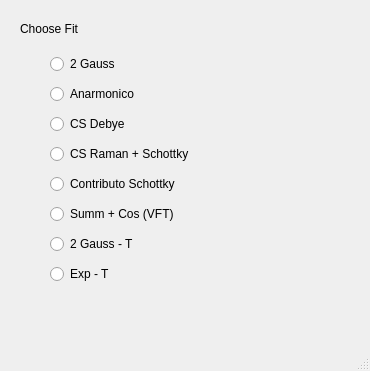
Above: mainwindow.ui from salvato/MinFits before the change. Below: the same form after it.
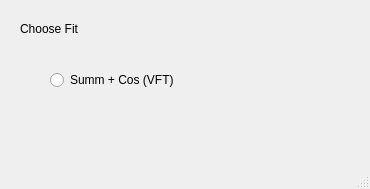
That is the form after the change.

The edit to the form file:
```diff
--- a/mainwindow.ui
+++ b/mainwindow.ui
@@ -7,7 +7,7 @@
     <x>0</x>
     <y>0</y>
     <width>370</width>
-    <height>371</height>
+    <height>189</height>
    </rect>
   </property>
   <property name="windowTitle">
@@ -20,48 +20,13 @@
       <x>20</x>
       <y>50</y>
       <width>221</width>
-      <height>241</height>
+      <height>61</height>
      </rect>
     </property>
     <layout class="QVBoxLayout" name="verticalLayout">
      <property name="leftMargin">
       <number>30</number>
      </property>
-     <item>
-      <widget class="QRadioButton" name="Two_Gauss">
-       <property name="text">
-        <string>2 Gauss</string>
-       </property>
-      </widget>
-     </item>
-     <item>
-      <widget class="QRadioButton" name="Anarmonico">
-       <property name="text">
-        <string>Anarmonico</string>
-       </property>
-      </widget>
-     </item>
-     <item>
-      <widget class="QRadioButton" name="Debye">
-       <property name="text">
-        <string>CS Debye</string>
-       </property>
-      </widget>
-     </item>
-     <item>
-      <widget class="QRadioButton" name="RamanSchottky">
-       <property name="text">
-        <string>CS Raman + Schottky</string>
-       </property>
-      </widget>
-     </item>
-     <item>
-      <widget class="QRadioButton" name="Schottky">
-       <property name="text">
-        <string>Contributo Schottky</string>
-       </property>
-      </widget>
-     </item>
      <item>
       <widget class="QRadioButton" name="SummCos">
        <property name="text">
@@ -69,20 +34,6 @@
        </property>
       </widget>
      </item>
-     <item>
-      <widget class="QRadioButton" name="TwoGauss_T">
-       <property name="text">
-        <string>2 Gauss - T</string>
-       </property>
-      </widget>
-     </item>
-     <item>
-      <widget class="QRadioButton" name="exp_T">
-       <property name="text">
-        <string>Exp - T</string>
-       </property>
-      </widget>
-     </item>
     </layout>
    </widget>
    <widget class="QLabel" name="label">
```
